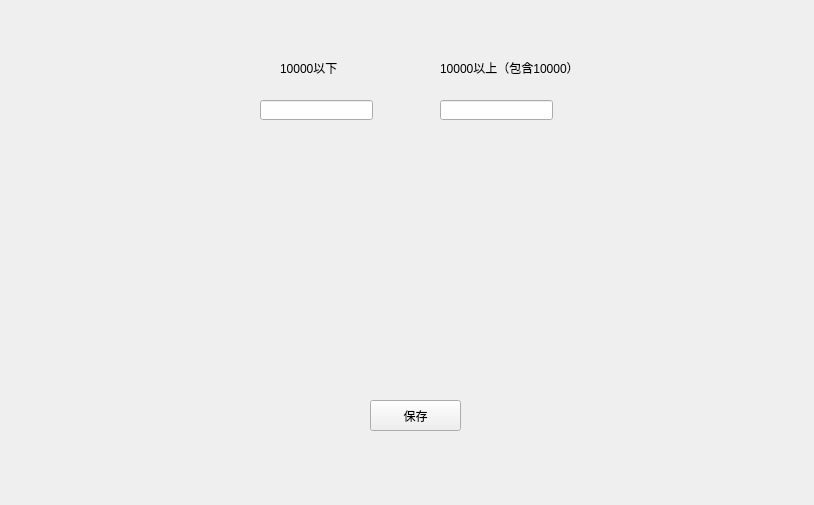
Old version of the form PayCount_QT/CTabDySetDlg.ui in the repository 605791556/PayAccount-QT.
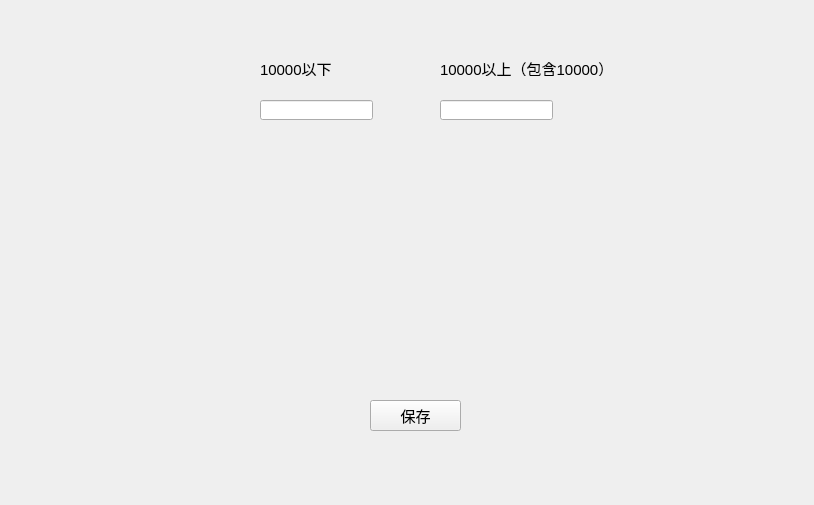
New version of the form.

```diff
--- a/PayCount_QT/CTabDySetDlg.ui
+++ b/PayCount_QT/CTabDySetDlg.ui
@@ -22,6 +22,11 @@
      <height>31</height>
     </rect>
    </property>
+   <property name="font">
+    <font>
+     <pointsize>11</pointsize>
+    </font>
+   </property>
    <property name="text">
     <string>保存</string>
    </property>
@@ -29,12 +34,17 @@
   <widget class="QLabel" name="label">
    <property name="geometry">
     <rect>
-     <x>280</x>
+     <x>260</x>
      <y>60</y>
      <width>91</width>
      <height>16</height>
     </rect>
    </property>
+   <property name="font">
+    <font>
+     <pointsize>11</pointsize>
+    </font>
+   </property>
    <property name="text">
     <string>10000以下</string>
    </property>
@@ -44,10 +54,15 @@
     <rect>
      <x>440</x>
      <y>60</y>
-     <width>161</width>
+     <width>201</width>
      <height>16</height>
     </rect>
    </property>
+   <property name="font">
+    <font>
+     <pointsize>11</pointsize>
+    </font>
+   </property>
    <property name="text">
     <string>10000以上（包含10000）</string>
    </property>
```
Left out of the diff: 10 changed lines with no effect on the pictures.
